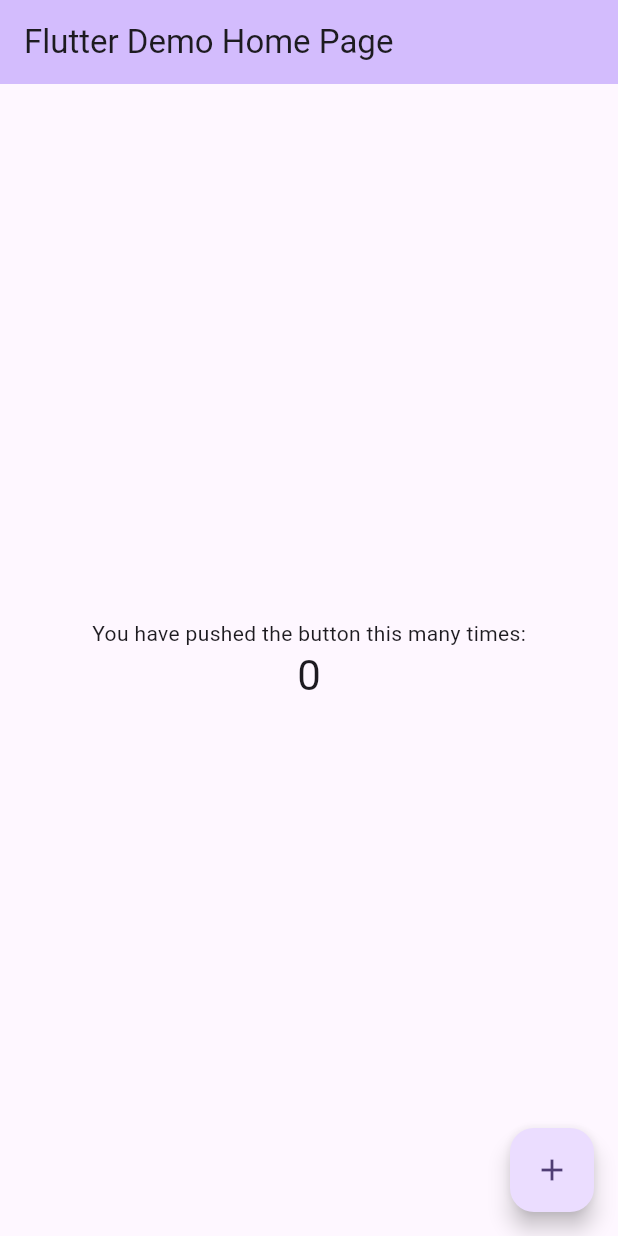
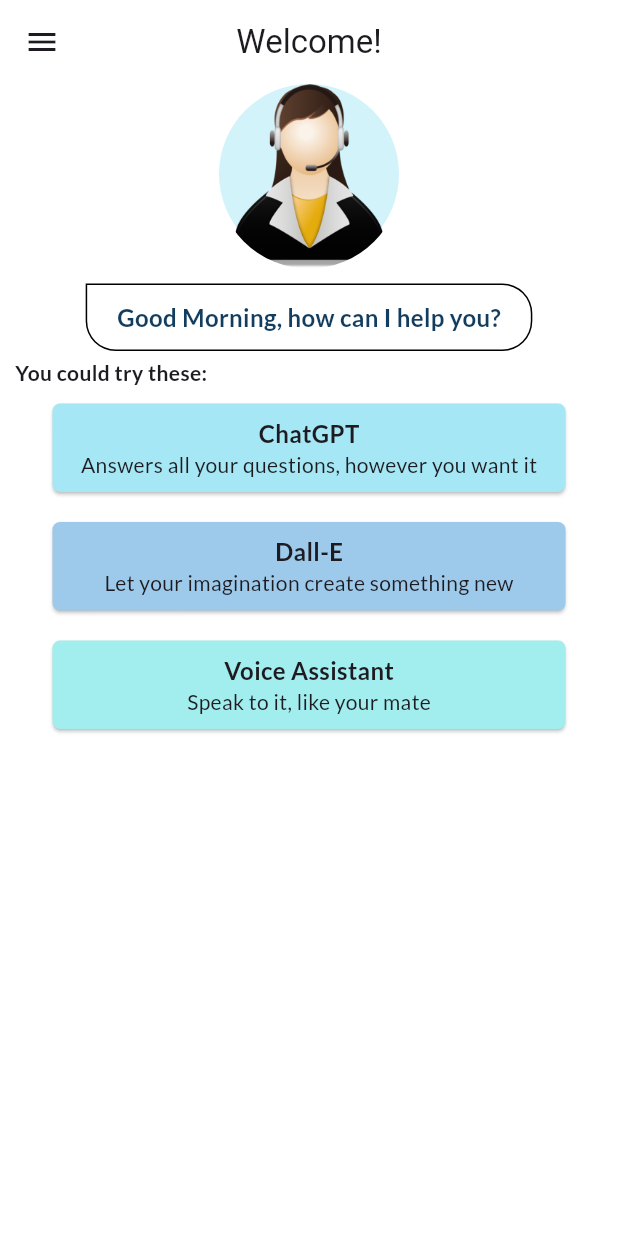
Before and after one commit to Utsav-J/chat-gpt-app-flt, a Flutter app: the screen it shows after launch, on a phone screen of 412 x 824 dp. Run offline on Flutter 3.47's test engine with Material 2 defaults, Android fonts, the phone set to English and light mode, and no system bars; our stand-ins replace google_fonts.

Commit message:
Added Homepage

```diff
--- /dev/null
+++ b/lib/chat_bubble.dart
@@ -0,0 +1,28 @@
+import 'package:chat_gpt_app/palette.dart';
+import 'package:flutter/material.dart';
+import 'package:google_fonts/google_fonts.dart';
+
+class ChatBubble extends StatelessWidget {
+  const ChatBubble({super.key});
+  @override
+  Widget build(context) {
+    return Container(
+      padding: const EdgeInsets.symmetric(vertical: 10, horizontal: 20),
+      margin: const EdgeInsets.fromLTRB(40, 10, 40, 5),
+      decoration: BoxDecoration(
+          border: Border.all(
+            color: Pallete.blackColor,
+          ),
+          borderRadius:
+              BorderRadius.circular(20).copyWith(topLeft: Radius.zero)),
+      child: Text(
+        'Good Morning, how can I help you?',
+        style: GoogleFonts.lato(
+          color: Pallete.mainFontColor,
+          fontSize: 16,
+          fontWeight: FontWeight.bold,
+        ),
+      ),
+    );
+  }
+}
--- /dev/null
+++ b/lib/hint_boxes.dart
@@ -0,0 +1,29 @@
+import 'package:chat_gpt_app/palette.dart';
+import 'package:chat_gpt_app/suggestion_card.dart';
+import 'package:flutter/widgets.dart';
+import 'package:google_fonts/google_fonts.dart';
+
+class HintBoxes extends StatelessWidget {
+  const HintBoxes({super.key});
+  @override
+  Widget build(context) {
+    return Expanded(
+      child: ListView(
+        children: const [
+          SuggestionCard(
+              title: "ChatGPT",
+              description: "Answers all your questions, however you want it",
+              cardColor: Pallete.firstSuggestionBoxColor),
+          SuggestionCard(
+              title: "Dall-E",
+              description: "Let your imagination create something new",
+              cardColor: Pallete.secondSuggestionBoxColor),
+          SuggestionCard(
+              title: "Voice Assistant",
+              description: "Speak to it, like your mate",
+              cardColor: Pallete.thirdSuggestionBoxColor),
+        ],
+      ),
+    );
+  }
+}
--- /dev/null
+++ b/lib/home_page.dart
@@ -0,0 +1,52 @@
+import 'package:chat_gpt_app/chat_bubble.dart';
+import 'package:chat_gpt_app/hint_boxes.dart';
+import 'package:chat_gpt_app/palette.dart';
+import 'package:chat_gpt_app/virtual_assistant_icon.dart';
+import 'package:flutter/material.dart';
+import 'package:google_fonts/google_fonts.dart';
+
+class HomePage extends StatefulWidget {
+  const HomePage({super.key});
+  @override
+  State<HomePage> createState() {
+    return HomePageState();
+  }
+}
+
+class HomePageState extends State<HomePage> {
+  @override
+  Widget build(context) {
+    return Scaffold(
+      appBar: AppBar(
+        leading: IconButton(
+            alignment: Alignment.centerLeft,
+            onPressed: () {},
+            icon: const Icon(
+              Icons.menu,
+            )),
+        centerTitle: true,
+        title: const Text("Welcome!"),
+      ),
+      body: Column(
+        children: [
+          const VirtualAssistantIcon(),
+          const ChatBubble(),
+          Container(
+            padding: const EdgeInsets.only(left: 10),
+            child: Align(
+              alignment: Alignment.centerLeft,
+              child: Text(
+                "You could try these:",
+                style: GoogleFonts.lato(
+                  fontSize: 14,
+                  fontWeight: FontWeight.bold,
+                ),
+              ),
+            ),
+          ),
+          const HintBoxes(),
+        ],
+      ),
+    );
+  }
+}
--- a/lib/main.dart
+++ b/lib/main.dart
@@ -1,4 +1,6 @@
+import 'package:chat_gpt_app/palette.dart';
 import 'package:flutter/material.dart';
+import 'home_page.dart';
 
 void main() {
   runApp(const MyApp());
@@ -6,120 +8,16 @@ void main() {
 
 class MyApp extends StatelessWidget {
   const MyApp({super.key});
-
-  // This widget is the root of your application.
   @override
-  Widget build(BuildContext context) {
+  Widget build(context) {
     return MaterialApp(
-      title: 'Flutter Demo',
-      theme: ThemeData(
-        // This is the theme of your application.
-        //
-        // TRY THIS: Try running your application with "flutter run". You'll see
-        // the application has a blue toolbar. Then, without quitting the app,
-        // try changing the seedColor in the colorScheme below to Colors.green
-        // and then invoke "hot reload" (save your changes or press the "hot
-        // reload" button in a Flutter-supported IDE, or press "r" if you used
-        // the command line to start the app).
-        //
-        // Notice that the counter didn't reset back to zero; the application
-        // state is not lost during the reload. To reset the state, use hot
-        // restart instead.
-        //
-        // This works for code too, not just values: Most code changes can be
-        // tested with just a hot reload.
-        colorScheme: ColorScheme.fromSeed(seedColor: Colors.deepPurple),
-        useMaterial3: true,
-      ),
-      home: const MyHomePage(title: 'Flutter Demo Home Page'),
+      debugShowCheckedModeBanner: false,
+      title: 'GPT',
+      theme: ThemeData.light(useMaterial3: true).copyWith(
+          scaffoldBackgroundColor: Pallete.whiteColor,
+          appBarTheme:
+              AppBarTheme().copyWith(backgroundColor: Pallete.whiteColor)),
+      home: const HomePage(),
     );
   }
 }
-
-class MyHomePage extends StatefulWidget {
-  const MyHomePage({super.key, required this.title});
-
-  // This widget is the home page of your application. It is stateful, meaning
-  // that it has a State object (defined below) that contains fields that affect
-  // how it looks.
-
-  // This class is the configuration for the state. It holds the values (in this
-  // case the title) provided by the parent (in this case the App widget) and
-  // used by the build method of the State. Fields in a Widget subclass are
-  // always marked "final".
-
-  final String title;
-
-  @override
-  State<MyHomePage> createState() => _MyHomePageState();
-}
-
-class _MyHomePageState extends State<MyHomePage> {
-  int _counter = 0;
-
-  void _incrementCounter() {
-    setState(() {
-      // This call to setState tells the Flutter framework that something has
-      // changed in this State, which causes it to rerun the build method below
-      // so that the display can reflect the updated values. If we changed
-      // _counter without calling setState(), then the build method would not be
-      // called again, and so nothing would appear to happen.
-      _counter++;
-    });
-  }
-
-  @override
-  Widget build(BuildContext context) {
-    // This method is rerun every time setState is called, for instance as done
-    // by the _incrementCounter method above.
-    //
-    // The Flutter framework has been optimized to make rerunning build methods
-    // fast, so that you can just rebuild anything that needs updating rather
-    // than having to individually change instances of widgets.
-    return Scaffold(
-      appBar: AppBar(
-        // TRY THIS: Try changing the color here to a specific color (to
-        // Colors.amber, perhaps?) and trigger a hot reload to see the AppBar
-        // change color while the other colors stay the same.
-        backgroundColor: Theme.of(context).colorScheme.inversePrimary,
-        // Here we take the value from the MyHomePage object that was created by
-        // the App.build method, and use it to set our appbar title.
-        title: Text(widget.title),
-      ),
-      body: Center(
-        // Center is a layout widget. It takes a single child and positions it
-        // in the middle of the parent.
-        child: Column(
-          // Column is also a layout widget. It takes a list of children and
-          // arranges them vertically. By default, it sizes itself to fit its
-          // children horizontally, and tries to be as tall as its parent.
-          //
-          // Column has various properties to control how it sizes itself and
-          // how it positions its children. Here we use mainAxisAlignment to
-          // center the children vertically; the main axis here is the vertical
-          // axis because Columns are vertical (the cross axis would be
-          // horizontal).
-          //
-          // TRY THIS: Invoke "debug painting" (choose the "Toggle Debug Paint"
-          // action in the IDE, or press "p" in the console), to see the
-          // wireframe for each widget.
-          mainAxisAlignment: MainAxisAlignment.center,
-          children: <Widget>[
-            const Text(
-              'You have pushed the button this many times:',
-            ),
-            Text(
-              '$_counter',
-              style: Theme.of(context).textTheme.headlineMedium,
-            ),
-          ],
-        ),
-      ),
-      floatingActionButton: FloatingActionButton(
-        onPressed: _incrementCounter,
-        tooltip: 'Increment',
-        child: const Icon(Icons.add),
-      ), // This trailing comma makes auto-formatting nicer for build methods.
-    );
-  }
-}
--- /dev/null
+++ b/lib/palette.dart
@@ -0,0 +1,15 @@
+import 'package:flutter/material.dart';
+
+// just stores all the colors in this class
+// for convenience
+class Pallete {
+  static const Color mainFontColor = Color.fromRGBO(19, 61, 95, 1);
+  static const Color firstSuggestionBoxColor = Color.fromRGBO(165, 231, 244, 1);
+  static const Color secondSuggestionBoxColor =
+      Color.fromRGBO(157, 202, 235, 1);
+  static const Color thirdSuggestionBoxColor = Color.fromRGBO(162, 238, 239, 1);
+  static const Color assistantCircleColor = Color.fromRGBO(209, 243, 249, 1);
+  static const Color borderColor = Color.fromRGBO(200, 200, 200, 1);
+  static const Color blackColor = Colors.black;
+  static const Color whiteColor = Colors.white;
+}
--- /dev/null
+++ b/lib/suggestion_card.dart
@@ -0,0 +1,48 @@
+import 'package:chat_gpt_app/palette.dart';
+import 'package:flutter/material.dart';
+import 'package:flutter/widgets.dart';
+import 'package:google_fonts/google_fonts.dart';
+
+class SuggestionCard extends StatelessWidget {
+  const SuggestionCard(
+      {super.key,
+      required this.title,
+      required this.description,
+      required this.cardColor});
+  final String title;
+  final String description;
+  final Color cardColor;
+  @override
+  Widget build(context) {
+    return Card(
+      elevation: 1,
+      margin: const EdgeInsets.symmetric(
+        horizontal: 35,
+        vertical: 10,
+      ),
+      color: cardColor,
+      shape: RoundedRectangleBorder(borderRadius: BorderRadius.circular(5)),
+      child: Padding(
+        padding: const EdgeInsets.all(8.0),
+        child: Column(
+          children: [
+            Text(
+              title,
+              style: GoogleFonts.lato(
+                fontWeight: FontWeight.bold,
+                fontSize: 16,
+              ),
+            ),
+            Text(
+              description,
+              style: GoogleFonts.lato(
+                fontWeight: FontWeight.normal,
+                fontSize: 14,
+              ),
+            )
+          ],
+        ),
+      ),
+    );
+  }
+}
--- /dev/null
+++ b/lib/virtual_assistant_icon.dart
@@ -0,0 +1,29 @@
+import 'package:chat_gpt_app/palette.dart';
+import 'package:flutter/material.dart';
+
+class VirtualAssistantIcon extends StatelessWidget {
+  const VirtualAssistantIcon({super.key});
+  @override
+  Widget build(context) {
+    return Stack(
+      children: [
+        Center(
+          child: Container(
+            height: 120,
+            width: 120,
+            decoration: const BoxDecoration(
+                shape: BoxShape.circle, color: Pallete.assistantCircleColor),
+          ),
+        ),
+        Container(
+          height: 123,
+          decoration: const BoxDecoration(
+            shape: BoxShape.circle,
+            image: DecorationImage(
+                image: AssetImage('assets/images/virtualAssistant.png')),
+          ),
+        )
+      ],
+    );
+  }
+}
```
Also changed, not shown: pubspec.yaml (+6 -3 lines), assets/fonts/Cera-Pro-Bold.otf (added), assets/fonts/Cera-Pro-Medium.otf (added), assets/images/virtualAssistant.png (added), pubspec.lock, 4 other files.
